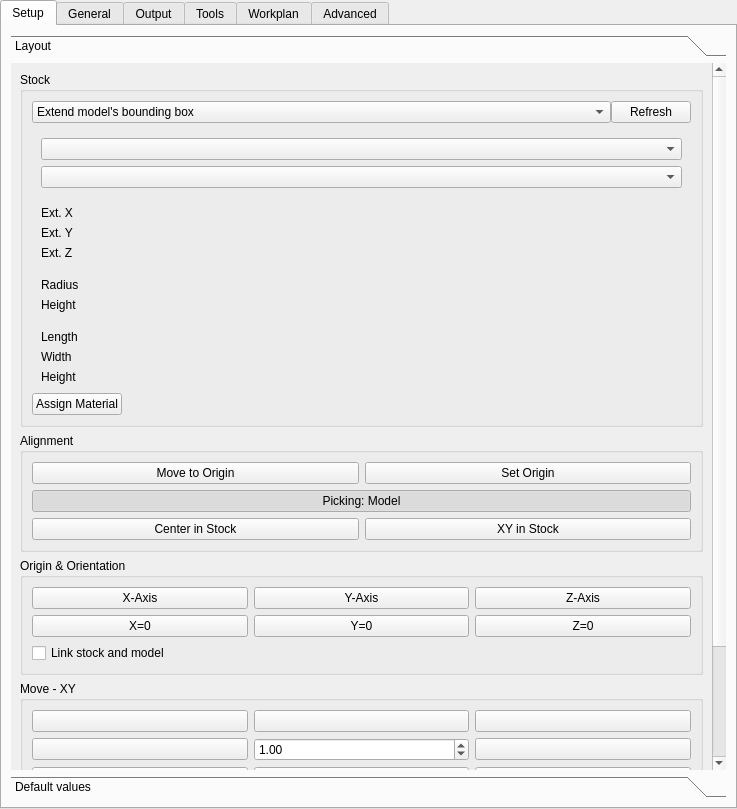
Above: src/Mod/CAM/Gui/Resources/panels/PathEdit.ui from Connor9220/FreeCAD before the change. Below: the same form after it.
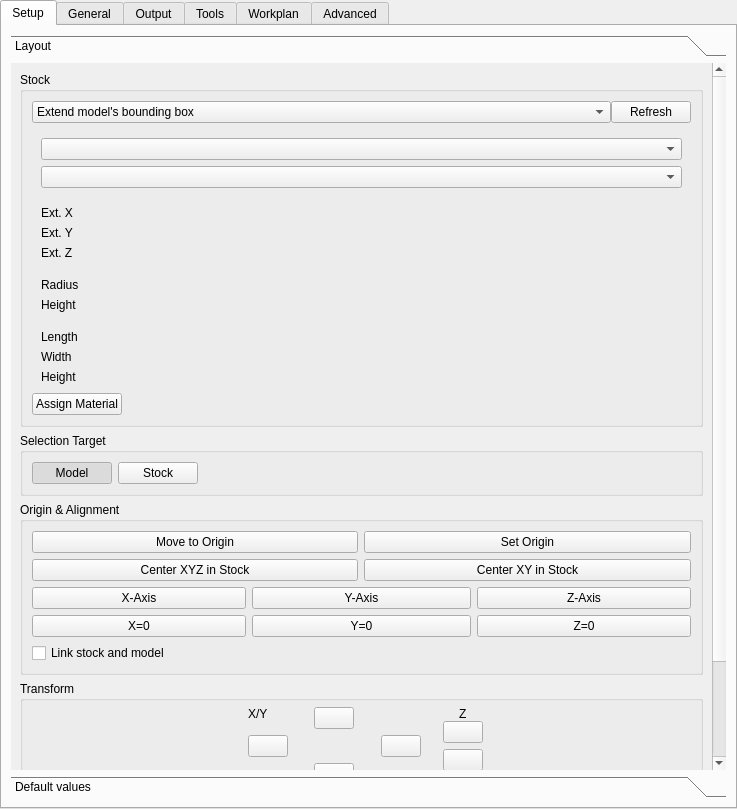
That is the form after the change. Icons and pictures are not drawn. Custom widgets are drawn as their Qt base class.

Patch:
```diff
--- a/src/Mod/CAM/Gui/Resources/panels/PathEdit.ui
+++ b/src/Mod/CAM/Gui/Resources/panels/PathEdit.ui
@@ -297,6 +297,19 @@
                </property>
               </widget>
              </item>
+             <item>
+              <spacer name="materialSpacer">
+               <property name="orientation">
+                <enum>Qt::Horizontal</enum>
+               </property>
+               <property name="sizeHint" stdset="0">
+                <size>
+                 <width>16</width>
+                 <height>20</height>
+                </size>
+               </property>
+              </spacer>
+             </item>
              <item>
               <widget class="QLabel" name="materialLabel">
                <property name="sizePolicy">
@@ -321,72 +334,155 @@
           </layout>
          </widget>
         </item>
+        <item>
+         <widget class="QGroupBox" name="pickTargetGroup">
+          <property name="title">
+           <string>Selection Target</string>
+          </property>
+          <layout class="QHBoxLayout" name="chooseRefLayout">
+           <item>
+            <widget class="QPushButton" name="pickTargetModel">
+             <property name="text">
+              <string>Model</string>
+             </property>
+             <property name="toolTip">
+              <string>Set selection target to Model; stock becomes unselectable</string>
+             </property>
+             <property name="icon">
+              <iconset resource="../Path.qrc">
+               <normaloff>:/icons/model.svg</normaloff>:/icons/model.svg</iconset>
+             </property>
+             <property name="checkable">
+              <bool>true</bool>
+             </property>
+             <property name="checked">
+              <bool>true</bool>
+             </property>
+            </widget>
+           </item>
+           <item>
+            <widget class="QPushButton" name="pickTargetStock">
+             <property name="text">
+              <string>Stock</string>
+             </property>
+             <property name="toolTip">
+              <string>Set selection target to Stock; model becomes unselectable</string>
+             </property>
+             <property name="icon">
+              <iconset resource="../Path.qrc">
+               <normaloff>:/icons/stock.svg</normaloff>:/icons/stock.svg</iconset>
+             </property>
+             <property name="checkable">
+              <bool>true</bool>
+             </property>
+            </widget>
+           </item>
+           <item>
+            <spacer name="pickTargetSpacer">
+             <property name="orientation">
+              <enum>Qt::Horizontal</enum>
+             </property>
+             <property name="sizeHint" stdset="0">
+              <size>
+               <width>40</width>
+               <height>20</height>
+              </size>
+             </property>
+            </spacer>
+           </item>
+          </layout>
+         </widget>
+        </item>
         <item>
          <widget class="QGroupBox" name="modelAlignGroup">
           <property name="title">
-           <string>Alignment</string>
+           <string>Origin &amp;&amp; Alignment</string>
           </property>
           <layout class="QGridLayout" name="gridLayout_2">
-           <item row="0" column="0">
+           <item row="0" column="0" colspan="3">
             <widget class="QPushButton" name="moveToOrigin">
              <property name="text">
               <string>Move to Origin</string>
              </property>
+             <property name="toolTip">
+              <string>Moves the selection to the origin point</string>
+             </property>
+             <property name="icon">
+              <iconset resource="../Path.qrc">
+               <normaloff>:/icons/move-to-origin.svg</normaloff>:/icons/move-to-origin.svg</iconset>
+             </property>
+             <property name="iconSize">
+              <size>
+               <width>16</width>
+               <height>16</height>
+              </size>
+             </property>
             </widget>
            </item>
-           <item row="0" column="1">
+           <item row="0" column="3" colspan="3">
             <widget class="QPushButton" name="setOrigin">
              <property name="text">
               <string>Set Origin</string>
              </property>
              <property name="toolTip">
-              <string>Sets the model origin to a selected point, either a vertex or the center of the selected face. The picking button controls whether selection targets the stock or the model.</string>
+              <string>Sets the origin point to a selected point: a vertex, the center
+of an edge (or arc center), or the center of the selected face.
+The Selection Target buttons control whether the selection comes
+from the model or the stock.</string>
              </property>
-            </widget>
-           </item>
-           <item row="1" column="0" colspan="2">
-            <widget class="QPushButton" name="pickTargetToggle">
-             <property name="text">
-              <string>Picking: Model</string>
+             <property name="icon">
+              <iconset resource="../Path.qrc">
+               <normaloff>:/icons/set-origin.svg</normaloff>:/icons/set-origin.svg</iconset>
              </property>
-             <property name="toolTip">
-              <string>Toggle whether origin/axis picks target the Model (default) or the Stock. Useful when Stock and Model overlap and the desired vertex is hidden.</string>
+             <property name="iconSize">
+              <size>
+               <width>16</width>
+               <height>16</height>
+              </size>
              </property>
-             <property name="checkable">
-              <bool>true</bool>
-             </property>
-             <property name="checked">
-              <bool>true</bool>
-             </property>
             </widget>
            </item>
-           <item row="2" column="0">
+           <item row="1" column="0" colspan="3">
             <widget class="QPushButton" name="centerInStock">
              <property name="text">
-              <string>Center in Stock</string>
+              <string>Center XYZ in Stock</string>
+             </property>
+             <property name="toolTip">
+              <string>Centers the model in the stock in X, Y and Z</string>
+             </property>
+             <property name="icon">
+              <iconset resource="../Path.qrc">
+               <normaloff>:/icons/center-in-stock.svg</normaloff>:/icons/center-in-stock.svg</iconset>
+             </property>
+             <property name="iconSize">
+              <size>
+               <width>16</width>
+               <height>16</height>
+              </size>
              </property>
             </widget>
            </item>
-           <item row="2" column="1">
+           <item row="1" column="3" colspan="3">
             <widget class="QPushButton" name="centerInStockXY">
              <property name="text">
-              <string>XY in Stock</string>
-             </property>
-            </widget>
-           </item>
-          </layout>
-         </widget>
-        </item>
-        <item>
-         <widget class="QGroupBox" name="modelSetGroup">
-          <property name="title">
-           <string>Origin &amp;&amp; Orientation</string>
+              <string>Center XY in Stock</string>
           </property>
           <property name="toolTip">
-           <string>Positions the model so a picked edge defines an axis and a picked vertex zeros the model on that axis. The G54-G59 fixture is set on the output tab.</string>
-          </property>
-          <layout class="QGridLayout" name="gridLayout_5">
-           <item row="0" column="0">
+              <string>Centers the model in the stock in X and Y; Z is unchanged</string>
+             </property>
+             <property name="icon">
+              <iconset resource="../Path.qrc">
+               <normaloff>:/icons/xy-in-stock.svg</normaloff>:/icons/xy-in-stock.svg</iconset>
+             </property>
+             <property name="iconSize">
+              <size>
+               <width>16</width>
+               <height>16</height>
+              </size>
+             </property>
+            </widget>
+           </item>
+           <item row="2" column="0" colspan="2">
             <widget class="QPushButton" name="modelSetXAxis">
              <property name="text">
               <string>X-Axis</string>
@@ -394,9 +490,19 @@
              <property name="toolTip">
               <string>Rotates the model so a picked edge becomes the X-axis</string>
              </property>
+             <property name="icon">
+              <iconset resource="../Path.qrc">
+               <normaloff>:/icons/origin-x.svg</normaloff>:/icons/origin-x.svg</iconset>
+             </property>
+             <property name="iconSize">
+              <size>
+               <width>16</width>
+               <height>16</height>
+              </size>
+             </property>
             </widget>
            </item>
-           <item row="0" column="1">
+           <item row="2" column="2" colspan="2">
             <widget class="QPushButton" name="modelSetYAxis">
              <property name="text">
               <string>Y-Axis</string>
@@ -404,9 +510,19 @@
              <property name="toolTip">
               <string>Rotates the model so a picked edge becomes the Y-axis</string>
              </property>
+             <property name="icon">
+              <iconset resource="../Path.qrc">
+               <normaloff>:/icons/origin-y.svg</normaloff>:/icons/origin-y.svg</iconset>
+             </property>
+             <property name="iconSize">
+              <size>
+               <width>16</width>
+               <height>16</height>
+              </size>
+             </property>
             </widget>
            </item>
-           <item row="0" column="2">
+           <item row="2" column="4" colspan="2">
             <widget class="QPushButton" name="modelSetZAxis">
              <property name="text">
               <string>Z-Axis</string>
@@ -414,9 +530,19 @@
              <property name="toolTip">
               <string>Rotates the model so a picked edge becomes the Z-axis</string>
              </property>
+             <property name="icon">
+              <iconset resource="../Path.qrc">
+               <normaloff>:/icons/origin-z.svg</normaloff>:/icons/origin-z.svg</iconset>
+             </property>
+             <property name="iconSize">
+              <size>
+               <width>16</width>
+               <height>16</height>
+              </size>
+             </property>
             </widget>
            </item>
-           <item row="1" column="0">
+           <item row="3" column="0" colspan="2">
             <widget class="QPushButton" name="modelSetX0">
              <property name="text">
               <string>X=0</string>
@@ -426,7 +552,7 @@
              </property>
             </widget>
            </item>
-           <item row="1" column="1">
+           <item row="3" column="2" colspan="2">
             <widget class="QPushButton" name="modelSetY0">
              <property name="text">
               <string>Y=0</string>
@@ -436,7 +562,7 @@
              </property>
             </widget>
            </item>
-           <item row="1" column="2">
+           <item row="3" column="4" colspan="2">
             <widget class="QPushButton" name="modelSetZ0">
              <property name="text">
               <string>Z=0</string>
@@ -446,13 +572,15 @@
              </property>
             </widget>
            </item>
-           <item row="2" column="0">
+           <item row="4" column="0" colspan="6">
             <widget class="QCheckBox" name="linkStockAndModel">
              <property name="text">
               <string>Link stock and model</string>
              </property>
              <property name="toolTip">
-              <string>When checked, stock follows model translations and rotations performed in this dialog. When unchecked, stock can be positioned independently of the model.</string>
+              <string>When checked, stock follows model translations and rotations
+performed in this dialog. When unchecked, stock can be
+positioned independently of the model.</string>
              </property>
             </widget>
            </item>
@@ -462,178 +590,379 @@
         <item>
          <widget class="QGroupBox" name="modelMoveGroup">
           <property name="title">
-           <string>Move - XY</string>
+           <string>Transform</string>
           </property>
+          <layout class="QVBoxLayout" name="verticalLayout_modelMove">
+           <property name="spacing">
+            <number>6</number>
+           </property>
+           <property name="leftMargin">
+            <number>8</number>
+           </property>
+           <property name="topMargin">
+            <number>6</number>
+           </property>
+           <property name="rightMargin">
+            <number>0</number>
+           </property>
+           <property name="bottomMargin">
+            <number>4</number>
+           </property>
+           <item>
+            <layout class="QHBoxLayout" name="horizontalLayout_transform">
+             <property name="spacing">
+              <number>0</number>
+             </property>
+             <item>
+              <spacer name="transformLeftSpacer">
+               <property name="orientation">
+                <enum>Qt::Horizontal</enum>
+               </property>
+               <property name="sizeHint" stdset="0">
+                <size>
+                 <width>0</width>
+                 <height>0</height>
+                </size>
+               </property>
+              </spacer>
+             </item>
+             <item>
+              <layout class="QVBoxLayout" name="verticalLayout_transformInner">
+               <property name="spacing">
+                <number>6</number>
+               </property>
+               <item>
           <layout class="QGridLayout" name="gridLayout_3">
-           <item row="0" column="0">
-            <widget class="QPushButton" name="modelMoveLeftUp">
+                 <property name="horizontalSpacing">
+                  <number>6</number>
+                 </property>
+                 <property name="verticalSpacing">
+                  <number>6</number>
+                 </property>
+                 <property name="columnStretch">
+                  <string notr="true">0,0,0,0,0,1</string>
+                 </property>
+                 <item row="0" column="0" alignment="Qt::AlignLeft|Qt::AlignTop">
+                  <widget class="QLabel" name="modelMoveLabel">
              <property name="text">
+                    <string>X/Y</string>
+                   </property>
+                  </widget>
+                 </item>
+                 <item row="0" column="4" alignment="Qt::AlignHCenter|Qt::AlignTop">
+                  <widget class="QLabel" name="modelMoveZLabel">
+                   <property name="text">
+                    <string>Z</string>
+                   </property>
+                  </widget>
+                 </item>
+                 <item row="0" column="4" rowspan="3">
+                  <layout class="QVBoxLayout" name="verticalLayout_modelMoveZ">
+                   <property name="spacing">
+                    <number>6</number>
+                   </property>
+                   <item>
+                   <spacer name="modelMoveZTopSpacer">
+                    <property name="orientation">
+                     <enum>Qt::Vertical</enum>
+                    </property>
+                    <property name="sizeHint" stdset="0">
+                     <size>
+                      <width>0</width>
+                      <height>0</height>
+                     </size>
+                    </property>
+                   </spacer>
+                   </item>
+                   <item>
+                   <widget class="QPushButton" name="modelMoveZUp">
+                    <property name="sizePolicy">
+                     <sizepolicy hsizetype="Fixed" vsizetype="Fixed">
+                      <horstretch>0</horstretch>
+                      <verstretch>0</verstretch>
+                     </sizepolicy>
+                    </property>
+                    <property name="maximumSize">
+                     <size>
+                      <width>40</width>
+                      <height>28</height>
+                     </size>
+                    </property>
+                    <property name="toolTip">
+                     <string>Moves the selection along the +Z axis by the step distance</string>
+                    </property>
+                    <property name="text">
               <string/>
              </property>
              <property name="icon">
               <iconset resource="../Path.qrc">
-               <normaloff>:/icons/arrow-left-up.svg</normaloff>:/icons/arrow-left-up.svg</iconset>
+                      <normaloff>:/icons/arrow-up-z.svg</normaloff>:/icons/arrow-up-z.svg</iconset>
              </property>
              <property name="iconSize">
               <size>
-               <width>32</width>
-               <height>32</height>
+                      <width>18</width>
+                      <height>18</height>
               </size>
              </property>
             </widget>
            </item>
-           <item row="0" column="1">
+                   <item>
+                   <widget class="QPushButton" name="modelMoveZDown">
+                    <property name="sizePolicy">
+                     <sizepolicy hsizetype="Fixed" vsizetype="Fixed">
+                      <horstretch>0</horstretch>
+                      <verstretch>0</verstretch>
+                     </sizepolicy>
+                    </property>
+                    <property name="maximumSize">
+                     <size>
+                      <width>40</width>
+                      <height>28</height>
+                     </size>
+                    </property>
+                    <property name="toolTip">
+                     <string>Moves the selection along the -Z axis by the step distance</string>
+                    </property>
+                    <property name="text">
+                     <string/>
+                    </property>
+                    <property name="icon">
+                     <iconset resource="../Path.qrc">
+                      <normaloff>:/icons/arrow-down-z.svg</normaloff>:/icons/arrow-down-z.svg</iconset>
+                    </property>
+                    <property name="iconSize">
+                     <size>
+                      <width>18</width>
+                      <height>18</height>
+                     </size>
+                    </property>
+                   </widget>
+                   </item>
+                   <item>
+                   <spacer name="modelMoveZBottomSpacer">
+                    <property name="orientation">
+                     <enum>Qt::Vertical</enum>
+                    </property>
+                    <property name="sizeHint" stdset="0">
+                     <size>
+                      <width>0</width>
+                      <height>0</height>
+                     </size>
+                    </property>
+                   </spacer>
+                   </item>
+                  </layout>
+                 </item>
+                 <item row="0" column="1" alignment="Qt::AlignHCenter">
             <widget class="QPushButton" name="modelMoveUp">
-             <property name="text">
-              <string/>
-             </property>
-             <property name="icon">
-              <iconset resource="../Path.qrc">
-               <normaloff>:/icons/arrow-up.svg</normaloff>:/icons/arrow-up.svg</iconset>
-             </property>
-             <property name="iconSize">
+                   <property name="sizePolicy">
+                    <sizepolicy hsizetype="Fixed" vsizetype="Fixed">
+                     <horstretch>0</horstretch>
+                     <verstretch>0</verstretch>
+                    </sizepolicy>
+                   </property>
+                   <property name="maximumSize">
               <size>
-               <width>32</width>
-               <height>32</height>
-              </size>
-             </property>
-            </widget>
-           </item>
-           <item row="0" column="2">
-            <widget class="QPushButton" name="modelMoveRightUp">
+                     <width>40</width>
+                     <height>28</height>
+                    </size>
+                   </property>
+                   <property name="toolTip">
+                    <string>Moves the selection along the +Y axis by the step distance</string>
+                   </property>
              <property name="text">
               <string/>
              </property>
              <property name="icon">
               <iconset resource="../Path.qrc">
-               <normaloff>:/icons/arrow-right-up.svg</normaloff>:/icons/arrow-right-up.svg</iconset>
+                     <normaloff>:/icons/arrow-up-y.svg</normaloff>:/icons/arrow-up-y.svg</iconset>
              </property>
              <property name="iconSize">
               <size>
-               <width>32</width>
-               <height>32</height>
+                     <width>18</width>
+                     <height>18</height>
               </size>
              </property>
             </widget>
            </item>
            <item row="1" column="0">
             <widget class="QPushButton" name="modelMoveLeft">
+                   <property name="sizePolicy">
+                    <sizepolicy hsizetype="Fixed" vsizetype="Fixed">
+                     <horstretch>0</horstretch>
+                     <verstretch>0</verstretch>
+                    </sizepolicy>
+                   </property>
+                   <property name="maximumSize">
+                    <size>
+                     <width>40</width>
+                     <height>28</height>
+                    </size>
+                   </property>
+                   <property name="toolTip">
+                    <string>Moves the selection along the -X axis by the step distance</string>
+                   </property>
              <property name="text">
               <string/>
              </property>
              <property name="icon">
               <iconset resource="../Path.qrc">
-               <normaloff>:/icons/arrow-left.svg</normaloff>:/icons/arrow-left.svg</iconset>
+                     <normaloff>:/icons/arrow-left-x.svg</normaloff>:/icons/arrow-left-x.svg</iconset>
              </property>
              <property name="iconSize">
               <size>
-               <width>32</width>
-               <height>32</height>
+                     <width>18</width>
+                     <height>18</height>
               </size>
              </property>
             </widget>
            </item>
-           <item row="1" column="1">
-            <widget class="QDoubleSpinBox" name="modelMoveValue">
-             <property name="minimum">
-              <double>-1000.000000000000000</double>
-             </property>
-             <property name="maximum">
-              <double>1000.000000000000000</double>
-             </property>
-             <property name="value">
-              <double>1.000000000000000</double>
+                 <item row="1" column="1" alignment="Qt::AlignHCenter">
+                  <widget class="Gui::QuantitySpinBox" name="modelMoveValue">
+                   <property name="maximumSize">
+                    <size>
+                     <width>90</width>
+                     <height>28</height>
+                    </size>
+                   </property>
+                   <property name="toolTip">
+                    <string>Step distance for model move buttons (in document units)</string>
              </property>
             </widget>
            </item>
            <item row="1" column="2">
             <widget class="QPushButton" name="modelMoveRight">
-             <property name="text">
-              <string/>
-             </property>
-             <property name="icon">
-              <iconset resource="../Path.qrc">
-               <normaloff>:/icons/arrow-right.svg</normaloff>:/icons/arrow-right.svg</iconset>
-             </property>
-             <property name="iconSize">
+                   <property name="sizePolicy">
+                    <sizepolicy hsizetype="Fixed" vsizetype="Fixed">
+                     <horstretch>0</horstretch>
+                     <verstretch>0</verstretch>
+                    </sizepolicy>
+                   </property>
+                   <property name="maximumSize">
               <size>
-               <width>32</width>
-               <height>32</height>
-              </size>
-             </property>
-            </widget>
-           </item>
-           <item row="2" column="0">
-            <widget class="QPushButton" name="modelMoveLeftDown">
+                     <width>40</width>
+                     <height>28</height>
+                    </size>
+                   </property>
+                   <property name="toolTip">
+                    <string>Moves the selection along the +X axis by the step distance</string>
+                   </property>
              <property name="text">
               <string/>
              </property>
              <property name="icon">
               <iconset resource="../Path.qrc">
-               <normaloff>:/icons/arrow-left-down.svg</normaloff>:/icons/arrow-left-down.svg</iconset>
+                     <normaloff>:/icons/arrow-right-x.svg</normaloff>:/icons/arrow-right-x.svg</iconset>
              </property>
              <property name="iconSize">
               <size>
-               <width>32</width>
-               <height>32</height>
+                     <width>18</width>
+                     <height>18</height>
               </size>
              </property>
             </widget>
            </item>
-           <item row="2" column="1">
+                 <item row="2" column="1" alignment="Qt::AlignHCenter">
             <widget class="QPushButton" name="modelMoveDown">
-             <property name="text">
-              <string/>
-             </property>
-             <property name="icon">
-              <iconset resource="../Path.qrc">
-               <normaloff>:/icons/arrow-down.svg</normaloff>:/icons/arrow-down.svg</iconset>
-             </property>
-             <property name="iconSize">
+                   <property name="sizePolicy">
+                    <sizepolicy hsizetype="Fixed" vsizetype="Fixed">
+                     <horstretch>0</horstretch>
+                     <verstretch>0</verstretch>
+                    </sizepolicy>
+                   </property>
+                   <property name="maximumSize">
               <size>
-               <width>32</width>
-               <height>32</height>
-              </size>
-             </property>
-            </widget>
-           </item>
-           <item row="2" column="2">
-            <widget class="QPushButton" name="modelMoveRightDown">
-             <property name="text">
-              <string/>
-             </property>
-             <property name="icon">
-              <iconset resource="../Path.qrc">
-               <normaloff>:/icons/arrow-right-down.svg</normaloff>:/icons/arrow-right-down.svg</iconset>
-             </property>
-             <property name="iconSize">
-              <size>
-               <width>32</width>
-               <height>32</height>
-              </size>
-             </property>
-            </widget>
-           </item>
-          </layout>
-         </widget>
-        </item>
-        <item>
-         <widget class="QGroupBox" name="modelRotateGroup">
-          <property name="title">
-           <string>Rotate around Z</string>
+                     <width>40</width>
+                     <height>28</height>
+                    </size>
           </property>
           <property name="toolTip">
-           <string>Rotates the model about the Z-axis. When the compound checkbox is enabled, rotations stack cumulatively.</string>
-          </property>
+                    <string>Moves the selection along the -Y axis by the step distance</string>
+                   </property>
+                   <property name="text">
+                    <string/>
+                   </property>
+                   <property name="icon">
+                    <iconset resource="../Path.qrc">
+                     <normaloff>:/icons/arrow-down-y.svg</normaloff>:/icons/arrow-down-y.svg</iconset>
+                   </property>
+                   <property name="iconSize">
+                    <size>
+                     <width>18</width>
+                     <height>18</height>
+                    </size>
+                   </property>
+                  </widget>
+                 </item>
+                 <item row="1" column="3">
+                  <spacer name="modelMoveZSpacer">
+                   <property name="orientation">
+                    <enum>Qt::Horizontal</enum>
+                   </property>
+                   <property name="sizeType">
+                    <enum>QSizePolicy::Fixed</enum>
+                   </property>
+                   <property name="sizeHint" stdset="0">
+                    <size>
+                     <width>16</width>
+                     <height>4</height>
+                    </size>
+                   </property>
+                  </spacer>
+                 </item>
+                </layout>
+               </item>
+               <item>
+                <widget class="Line" name="modelTransformLine">
+                 <property name="orientation">
+                  <enum>Qt::Horizontal</enum>
+                 </property>
+                 <property name="frameShape">
+                  <enum>QFrame::HLine</enum>
+                 </property>
+                 <property name="frameShadow">
+                  <enum>QFrame::Sunken</enum>
+                 </property>
+                 <property name="lineWidth">
+                  <number>1</number>
+                 </property>
+                </widget>
+               </item>
+               <item>
+                <widget class="QLabel" name="modelRotateLabel">
+                 <property name="text">
+                 <string>Rotate</string>
+                 </property>
+                </widget>
+               </item>
+               <item>
           <layout class="QGridLayout" name="gridLayout_6">
+                 <property name="horizontalSpacing">
+                  <number>6</number>
+                 </property>
+                 <property name="verticalSpacing">
+                  <number>6</number>
+                 </property>
+                 <property name="columnStretch">
+                  <string notr="true">0,0,0,0,1</string>
+                 </property>
            <item row="0" column="0">
             <widget class="QPushButton" name="modelRotateLeft">
              <property name="sizePolicy">
-              <sizepolicy hsizetype="Minimum" vsizetype="MinimumExpanding">
+                    <sizepolicy hsizetype="Fixed" vsizetype="Fixed">
                <horstretch>0</horstretch>
                <verstretch>0</verstretch>
               </sizepolicy>
              </property>
+                   <property name="maximumSize">
+                    <size>
+                     <width>40</width>
+                     <height>28</height>
+                    </size>
+                   </property>
+                   <property name="toolTip">
+                    <string>Rotates the selection counter-clockwise around the selected axis</string>
+                   </property>
              <property name="text">
               <string/>
              </property>
@@ -643,28 +972,63 @@
              </property>
              <property name="iconSize">
               <size>
-               <width>32</width>
-               <height>32</height>
+                     <width>18</width>
+                     <height>18</height>
               </size>
              </property>
             </widget>
            </item>
            <item row="0" column="1">
-            <layout class="QVBoxLayout" name="verticalLayout_18">
-             <property name="leftMargin">
-              <number>0</number>
-             </property>
-             <property name="topMargin">
-              <number>0</number>
-             </property>
-             <property name="rightMargin">
-              <number>0</number>
-             </property>
-             <property name="bottomMargin">
-              <number>0</number>
-             </property>
+                  <widget class="QComboBox" name="modelRotateAxis">
+                   <property name="sizePolicy">
+                    <sizepolicy hsizetype="Preferred" vsizetype="Fixed">
+                     <horstretch>0</horstretch>
+                     <verstretch>0</verstretch>
+                    </sizepolicy>
+                   </property>
+                   <property name="maximumSize">
+                    <size>
+                     <width>90</width>
+                     <height>28</height>
+                    </size>
+                   </property>
+                   <property name="toolTip">
+                    <string>Axis the model is rotated around</string>
+                   </property>
+                   <item>
+                    <property name="text">
+                     <string>X Axis</string>
+                    </property>
+                   </item>
              <item>
+                    <property name="text">
+                     <string>Y Axis</string>
+                    </property>
+                   </item>
+                   <item>
+                    <property name="text">
+                     <string>Z Axis</string>
+                    </property>
+                   </item>
+                   <property name="currentIndex">
+                    <number>2</number>
+                   </property>
+                  </widget>
+                 </item>
+                 <item row="0" column="2">
               <widget class="QDoubleSpinBox" name="modelRotateValue">
+                   <property name="maximumSize">
+                    <size>
+                     <width>90</width>
+                     <height>28</height>
+                    </size>
+                   </property>
+                   <property name="toolTip">
+                    <string>Rotation angle applied by each press of the rotate buttons</string>
+                   </property>
+                   <property name="suffix">
+                    <string>°</string>
+                   </property>
                <property name="minimum">
                 <double>-180.000000000000000</double>
                </property>
@@ -676,29 +1040,23 @@
                </property>
               </widget>
              </item>
-             <item>
-              <widget class="QCheckBox" name="modelRotateCompound">
-               <property name="text">
-                <string>Compound</string>
-               </property>
-               <property name="toolTip">
-                <string>When checked, rotations stack: each press rotates by the value above relative to the current orientation. When unchecked, each press resets and rotates from the original orientation.</string>
-               </property>
-               <property name="checked">
-                <bool>true</bool>
-               </property>
-              </widget>
-             </item>
-            </layout>
-           </item>
-           <item row="0" column="2">
+                 <item row="0" column="3">
             <widget class="QPushButton" name="modelRotateRight">
              <property name="sizePolicy">
-              <sizepolicy hsizetype="Minimum" vsizetype="MinimumExpanding">
+                    <sizepolicy hsizetype="Fixed" vsizetype="Fixed">
                <horstretch>0</horstretch>
                <verstretch>0</verstretch>
               </sizepolicy>
              </property>
+                   <property name="maximumSize">
+                    <size>
+                     <width>40</width>
+                     <height>28</height>
+                    </size>
+                   </property>
+                   <property name="toolTip">
+                    <string>Rotates the selection clockwise around the selected axis</string>
+                   </property>
              <property name="text">
               <string/>
              </property>
@@ -708,11 +1066,46 @@
              </property>
              <property name="iconSize">
               <size>
-               <width>32</width>
-               <height>32</height>
+                     <width>18</width>
+                     <height>18</height>
               </size>
              </property>
             </widget>
+                 </item>
+                 <item row="1" column="0" colspan="4">
+                  <widget class="QCheckBox" name="modelRotateCompound">
+                   <property name="text">
+                    <string>Compound</string>
+                   </property>
+                   <property name="toolTip">
+                    <string>Only has an effect when more than one object is selected.
+When checked, all selected objects rotate together around
+the center of their combined bounding box. When unchecked,
+each object rotates around its own center.</string>
+                   </property>
+                   <property name="checked">
+                    <bool>true</bool>
+                   </property>
+                  </widget>
+                 </item>
+                </layout>
+               </item>
+              </layout>
+             </item>
+             <item>
+              <spacer name="transformRightSpacer">
+               <property name="orientation">
+                <enum>Qt::Horizontal</enum>
+               </property>
+               <property name="sizeHint" stdset="0">
+                <size>
+                 <width>0</width>
+                 <height>0</height>
+                </size>
+               </property>
+              </spacer>
+             </item>
+            </layout>
            </item>
           </layout>
          </widget>
```
Lines whose indentation alone changed are shown as unchanged.
